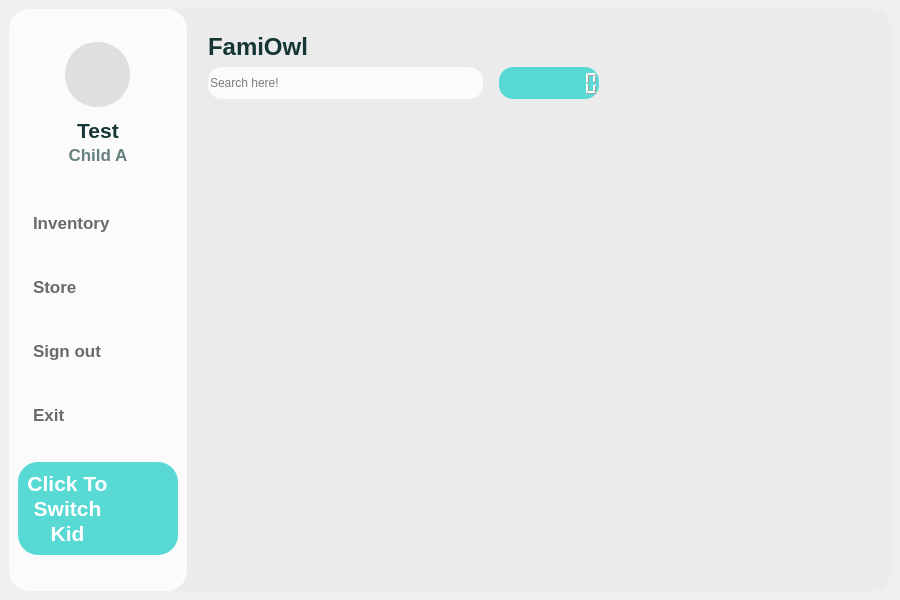
Before: the Qt Designer form src/famiowl_client.ui in ez4bk/S-Team-Project, drawn with Qt 5.
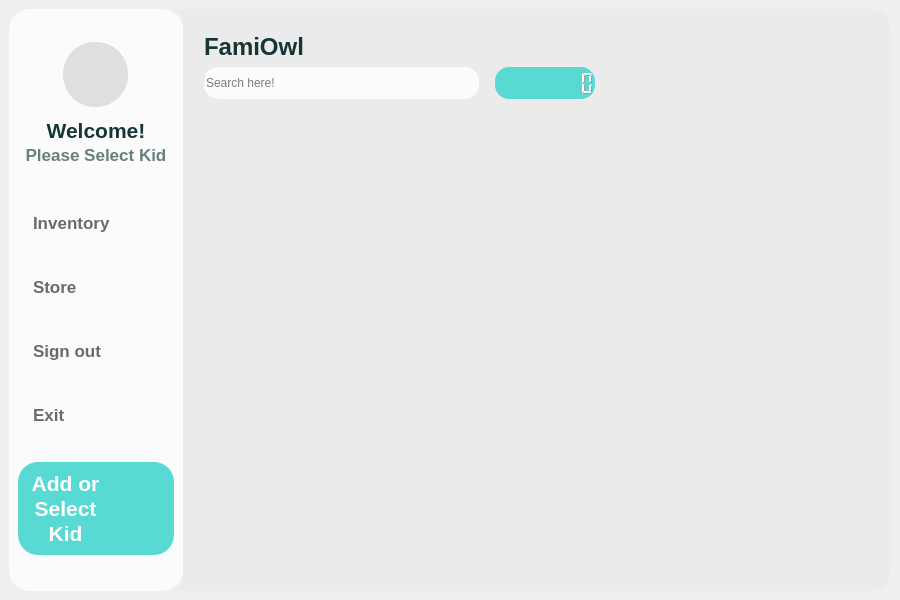
After: the same form once the commit is applied. Icons and pictures are not drawn.

The edit to the form file:
```diff
--- a/src/famiowl_client.ui
+++ b/src/famiowl_client.ui
@@ -198,7 +198,7 @@
              <string notr="true">color: rgb(22, 54, 53)</string>
             </property>
             <property name="text">
-             <string>Test</string>
+             <string>Welcome!</string>
             </property>
             <property name="alignment">
              <set>Qt::AlignCenter</set>
@@ -217,7 +217,7 @@
              <string notr="true">color: rgb(102, 128, 127);</string>
             </property>
             <property name="text">
-             <string>Child A</string>
+             <string>Please Select Kid</string>
             </property>
             <property name="alignment">
              <set>Qt::AlignCenter</set>
@@ -334,7 +334,7 @@
                   </font>
                  </property>
                  <property name="text">
-                  <string>Click To</string>
+                  <string>Add or</string>
                  </property>
                  <property name="alignment">
                   <set>Qt::AlignCenter</set>
@@ -350,7 +350,7 @@
                   </font>
                  </property>
                  <property name="text">
-                  <string>Switch</string>
+                  <string>Select</string>
                  </property>
                  <property name="alignment">
                   <set>Qt::AlignCenter</set>
```
